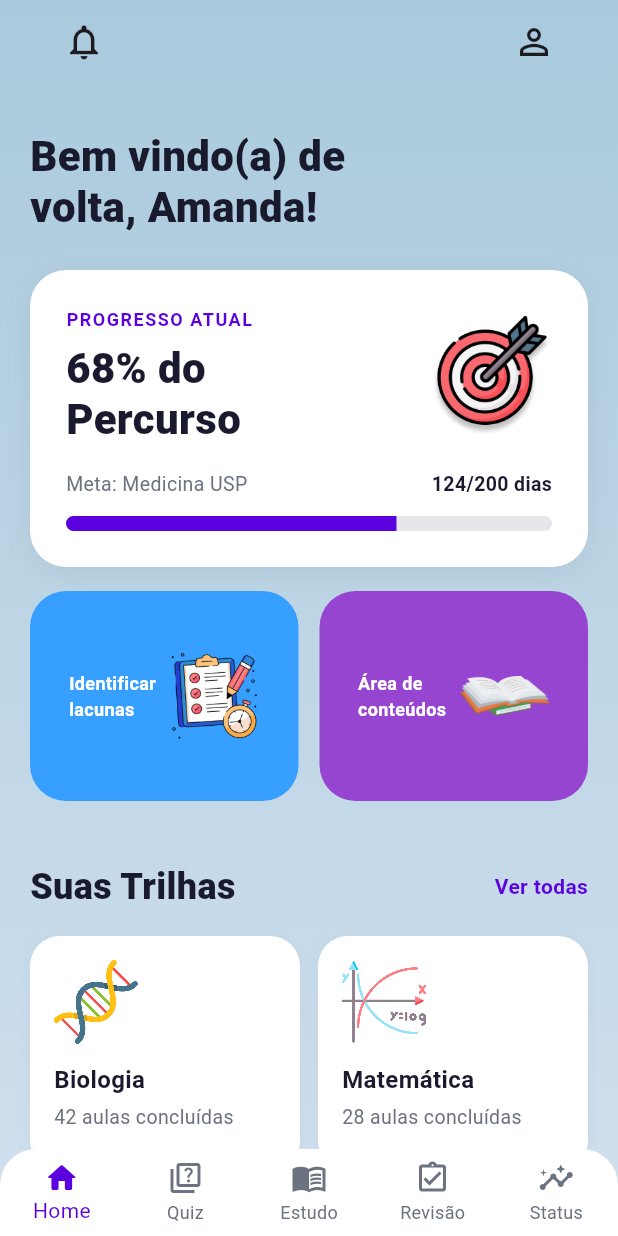
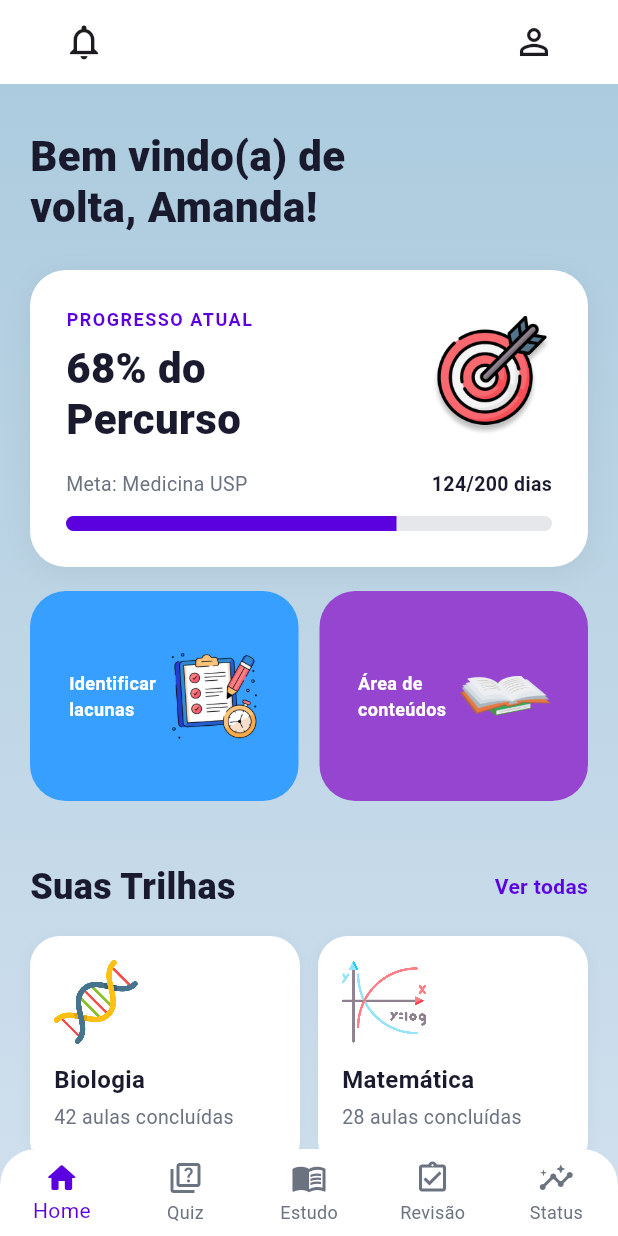
Before and after one commit to trabalhos-si-fiap/edu, a Flutter app: the HomeScreen screen opened by its route, on a phone screen of 412 x 824 dp. Run offline on Flutter 3.47's test engine with Material 3 defaults, Android fonts, the phone set to English and light mode, and no system bars.

Commit message:
style(top_bar): adding white background

```diff
--- a/front-end-flutter/lib/features/components/top_bar.dart
+++ b/front-end-flutter/lib/features/components/top_bar.dart
@@ -6,7 +6,7 @@ class TopBar extends StatelessWidget implements PreferredSizeWidget {
    @override
   Widget build(BuildContext context) {
     return AppBar(
-      backgroundColor: Colors.transparent,
+      backgroundColor: Colors.white,
       elevation: 0,
       automaticallyImplyLeading: false,
       title: Padding(
```
